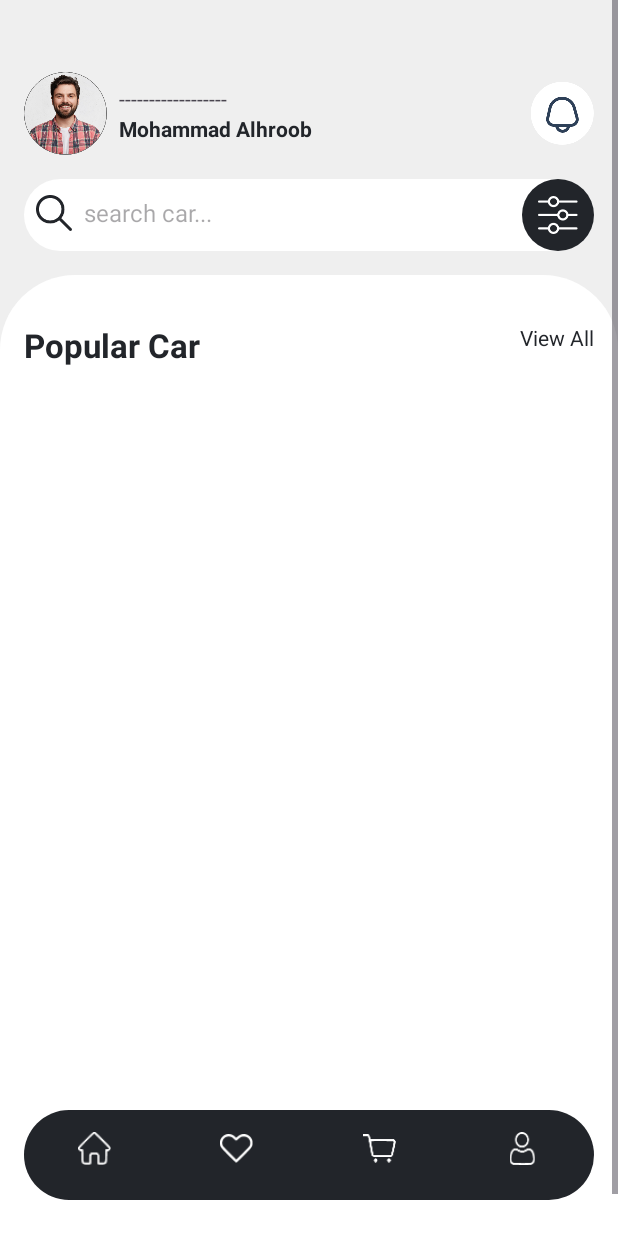
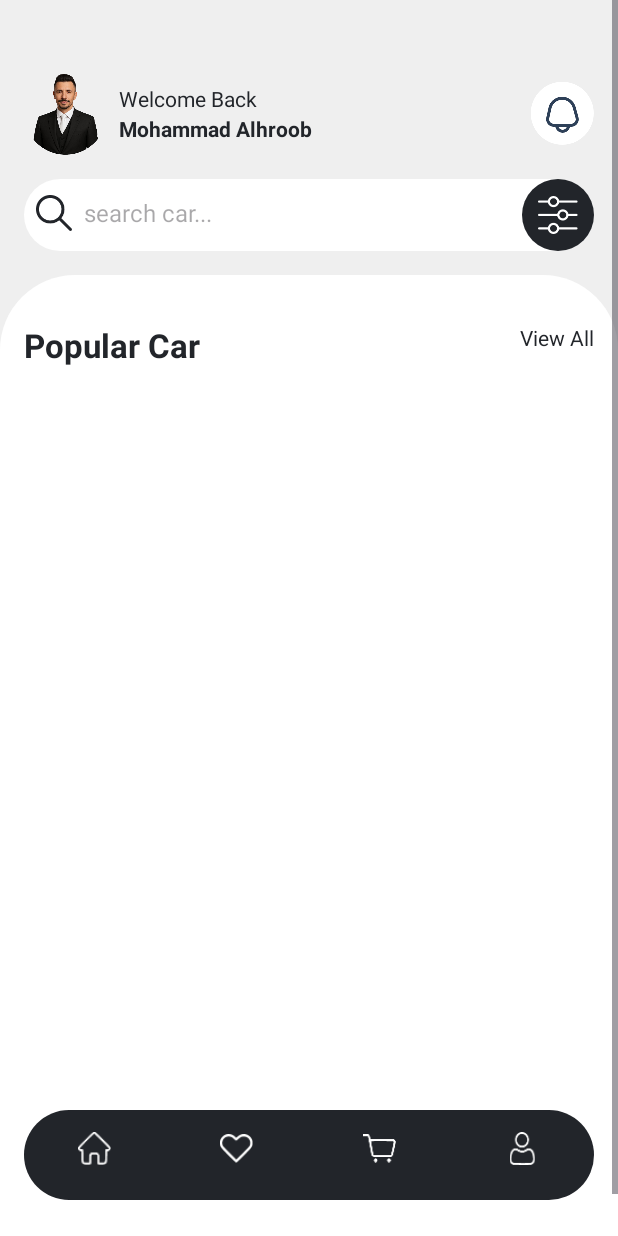
Before and after one commit to Mohammadx1x/CAR_SHOP, an Android app: the MainActivity screen opened directly, with no data from a screen before it, on a phone screen of 412 x 824 dp. Run offline under Robolectric (Android 15) with nearby library versions, the phone set to English and light mode, and no system bars; our stand-ins replace Firebase (no records; nobody signed in at launch, a user with empty details on screens opened directly).

Commit message:
Change profile picture

```diff
--- a/app/src/main/res/layout/activity_main.xml
+++ b/app/src/main/res/layout/activity_main.xml
@@ -33,7 +33,7 @@
                     app:layout_constraintBottom_toBottomOf="parent"
                     app:layout_constraintStart_toStartOf="parent"
                     app:layout_constraintTop_toTopOf="parent"
-                    app:srcCompat="@drawable/profile" />
+                    app:srcCompat="@drawable/profilepicture1" />
 
                 <TextView
                     android:id="@+id/textView3"
@@ -41,7 +41,8 @@
                     android:layout_height="wrap_content"
                     android:layout_marginStart="8dp"
                     android:layout_marginTop="8dp"
-                    android:text="------------------"
+                    android:text="Welcome Back"
+                    android:textColor="@color/black"
                     app:layout_constraintStart_toEndOf="@+id/profilePic"
                     app:layout_constraintTop_toTopOf="parent" />
 
--- a/app/src/main/res/layout/activity_profile.xml
+++ b/app/src/main/res/layout/activity_profile.xml
@@ -60,7 +60,7 @@
                         app:layout_constraintEnd_toEndOf="parent"
                         app:layout_constraintStart_toStartOf="parent"
                         app:layout_constraintTop_toBottomOf="@+id/backBtn"
-                        app:srcCompat="@drawable/profile" />
+                        app:srcCompat="@drawable/profilepicture1" />
 
                     <TextView
                         android:id="@+id/textView9"
```
Also changed, not shown: app/src/main/res/drawable/profilepicture.png (added), app/src/main/res/drawable/profilepicture1.png (added).
